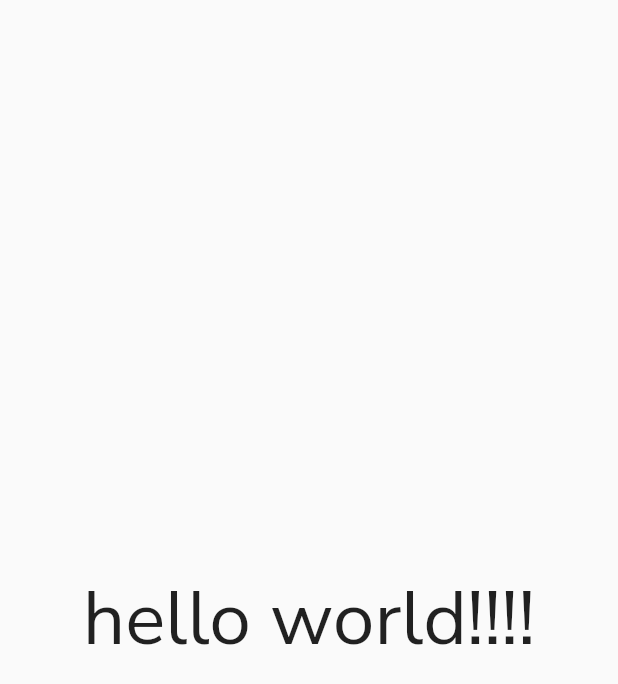
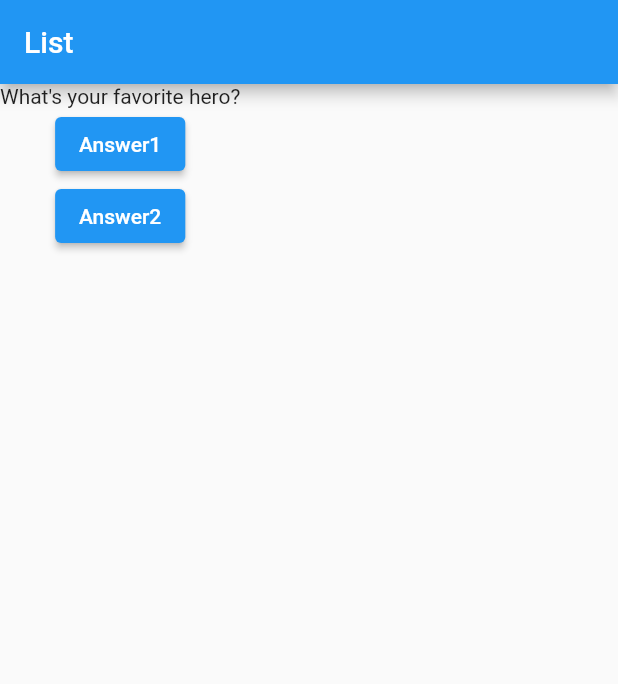
Before and after one commit to Pritam-deb/todo, a Flutter app: the screen it shows after launch, on a phone screen of 412 x 824 dp. Shown: the top 684 px of the screen. Run offline on Flutter 3.47's test engine with Material 2 defaults, Android fonts, the phone set to English and light mode, and no system bars.

Commit message:
understood private properties of a class with _

```diff
--- a/lib/main.dart
+++ b/lib/main.dart
@@ -1,25 +1,75 @@
 import 'package:flutter/material.dart';
-import 'package:google_fonts/google_fonts.dart';
+// import 'package:google_fonts/google_fonts.dart';
 
 void main() {
-  runApp(Todo());
+  runApp(MyFirstApp());
 }
 
-class Todo extends StatelessWidget {
+class MyFirstApp extends StatefulWidget {
+  @override
+  State<MyFirstApp> createState() => _MyFirstAppState();
+}
+
+class _MyFirstAppState extends State<MyFirstApp> {
+  void _answerQuestion() {
+    setState(() {
+      _questionINdex = _questionINdex + 1;
+    });
+    print("Pressed Button!");
+  }
+
+  var _questionINdex = 0;
 
   @override
   Widget build(BuildContext context) {
+    List<String> questions = [
+      'What\'s your favorite hero?',
+      'What\'s your favourite anime?',
+      'Question 3',
+      'Question 4',
+    ];
     return MaterialApp(
-      theme: ThemeData(
-        textTheme: GoogleFonts.nunitoSansTextTheme(
-          Theme.of(context).textTheme,
+      home: Scaffold(
+        appBar: AppBar(
+          title: Text("List"),
         ),
+        body: Column(children: [
+          Text(questions[_questionINdex]),
+          ElevatedButton(
+            onPressed: _answerQuestion,
+            child: Text('Answer1'),
+          ),
+          ElevatedButton(
+            onPressed: _answerQuestion,
+            child: Text('Answer2'),
+          ),
+        ]),
       ),
-      home: Scaffold(
-        body: Container(
-          child: Center(child:Text("hello world!!!!", style: TextStyle(fontSize: 50.0),),),
-        ),
-      )
-    );
+    ); //this is a widget which is a combination of all the widgets you are gonna make, and this is gonna be returned by build method
   }
 }
+
+// class Todo extends StatelessWidget {
+//   @override
+//   Widget build(BuildContext context) {
+//     return MaterialApp(
+//         theme: ThemeData(
+//           textTheme: GoogleFonts.nunitoSansTextTheme(
+//             Theme.of(context).textTheme,
+//           ),
+//         ),
+//         home: Scaffold(
+//           appBar: AppBar(
+//             title: Text("Counting App"),
+//           ),
+//           body: Container(
+//             child: Center(
+//               child: Text(
+//                 "hello world!!!!",
+//                 style: TextStyle(fontSize: 50.0),
+//               ),
+//             ),
+//           ),
+//         ));
+//   }
+// }
```
